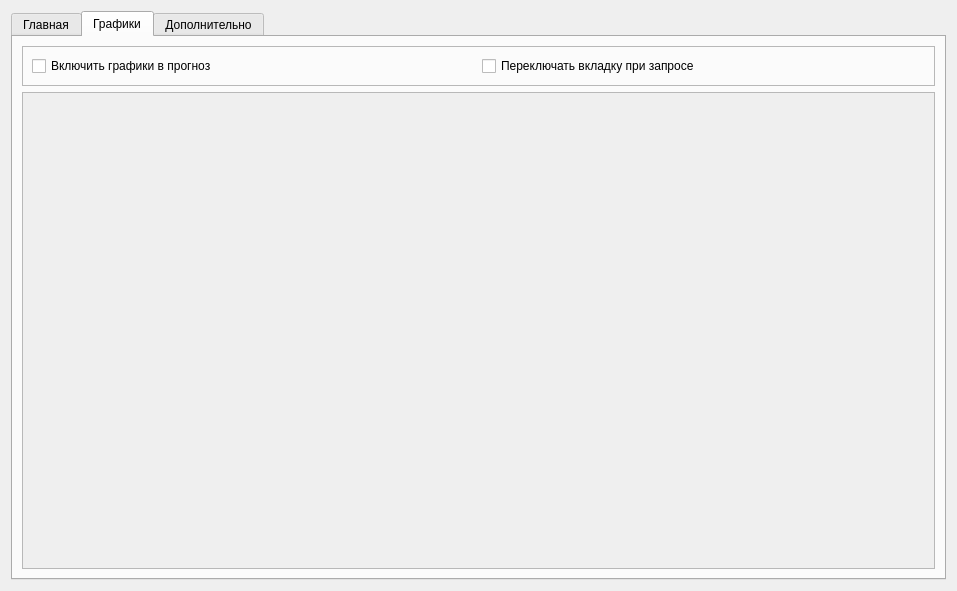
Above: main_app.ui from vqboy1/climate-app-qt before the change. Below: the same form after it.
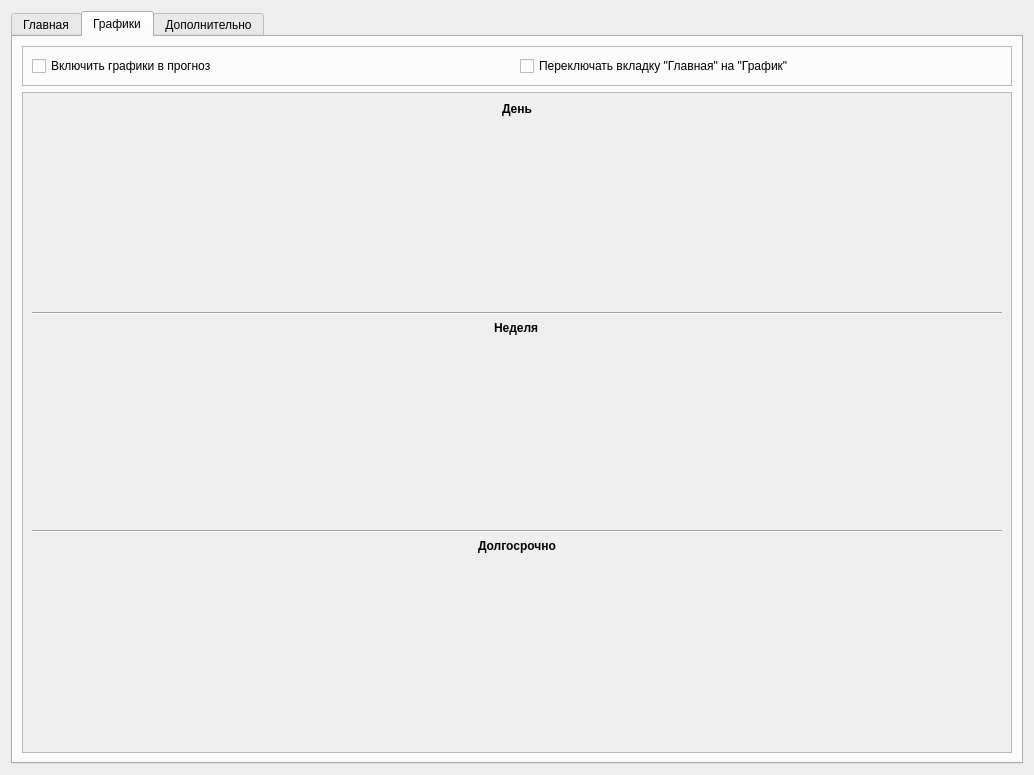
That is the form after the change. The open tabs and pages were chosen to show the change.

Patch:
```diff
--- a/main_app.ui
+++ b/main_app.ui
@@ -6,8 +6,8 @@
    <rect>
     <x>0</x>
     <y>0</y>
-    <width>957</width>
-    <height>591</height>
+    <width>1034</width>
+    <height>775</height>
    </rect>
   </property>
   <property name="windowTitle">
@@ -581,7 +581,7 @@
           <item>
            <widget class="QCheckBox" name="checkBox_2">
             <property name="text">
-             <string>Переключать вкладку при запросе</string>
+             <string>Переключать вкладку &quot;Главная&quot; на &quot;График&quot;</string>
             </property>
            </widget>
           </item>
@@ -598,10 +598,74 @@
            <rect>
             <x>0</x>
             <y>0</y>
-            <width>885</width>
-            <height>455</height>
+            <width>962</width>
+            <height>639</height>
            </rect>
           </property>
+          <layout class="QVBoxLayout" name="verticalLayout_15">
+           <item alignment="Qt::AlignHCenter|Qt::AlignTop">
+            <widget class="QLabel" name="label">
+             <property name="font">
+              <font>
+               <weight>75</weight>
+               <bold>true</bold>
+              </font>
+             </property>
+             <property name="text">
+              <string>День</string>
+             </property>
+            </widget>
+           </item>
+           <item>
+            <layout class="QVBoxLayout" name="layoutGraphDay"/>
+           </item>
+           <item>
+            <widget class="Line" name="line_2">
+             <property name="orientation">
+              <enum>Qt::Horizontal</enum>
+             </property>
+            </widget>
+           </item>
+           <item alignment="Qt::AlignHCenter|Qt::AlignTop">
+            <widget class="QLabel" name="label_10">
+             <property name="font">
+              <font>
+               <weight>75</weight>
+               <bold>true</bold>
+              </font>
+             </property>
+             <property name="text">
+              <string>Неделя</string>
+             </property>
+            </widget>
+           </item>
+           <item>
+            <layout class="QVBoxLayout" name="layoutGraphWeek"/>
+           </item>
+           <item>
+            <widget class="Line" name="line_6">
+             <property name="orientation">
+              <enum>Qt::Horizontal</enum>
+             </property>
+            </widget>
+           </item>
+           <item alignment="Qt::AlignHCenter|Qt::AlignTop">
+            <widget class="QLabel" name="label_11">
+             <property name="font">
+              <font>
+               <weight>75</weight>
+               <bold>true</bold>
+              </font>
+             </property>
+             <property name="text">
+              <string>Долгосрочно</string>
+             </property>
+            </widget>
+           </item>
+           <item>
+            <layout class="QVBoxLayout" name="layoutGraph5day"/>
+           </item>
+          </layout>
          </widget>
         </widget>
        </item>
```
Left out of the diff: 10 changed lines with no effect on the pictures.
